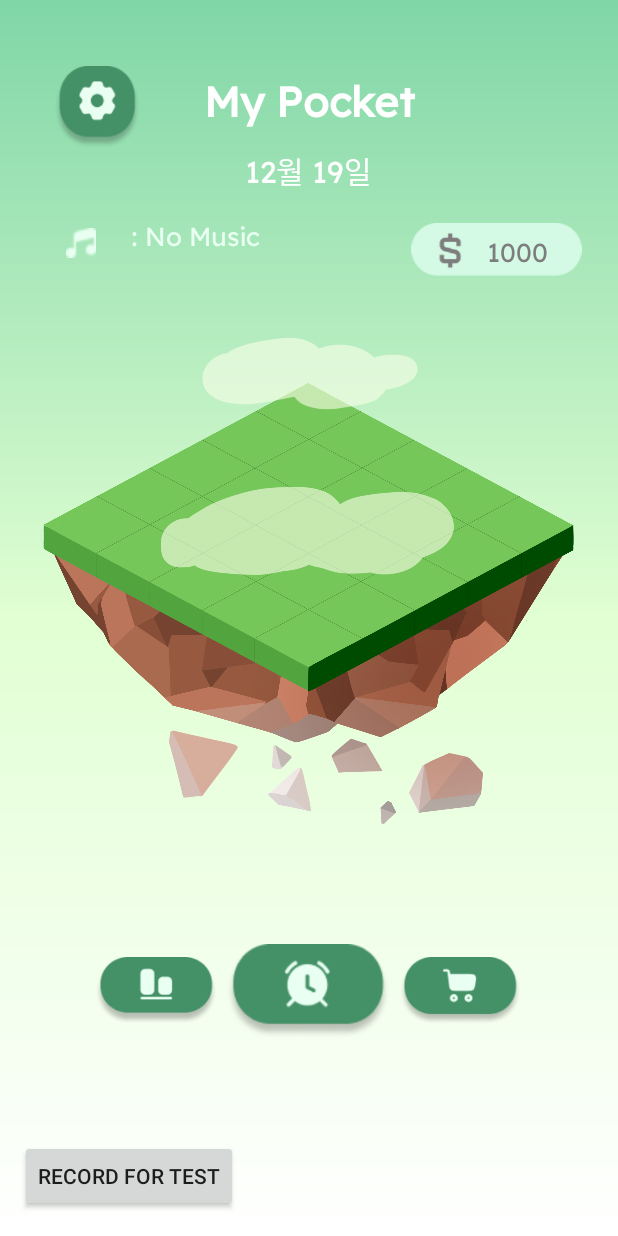
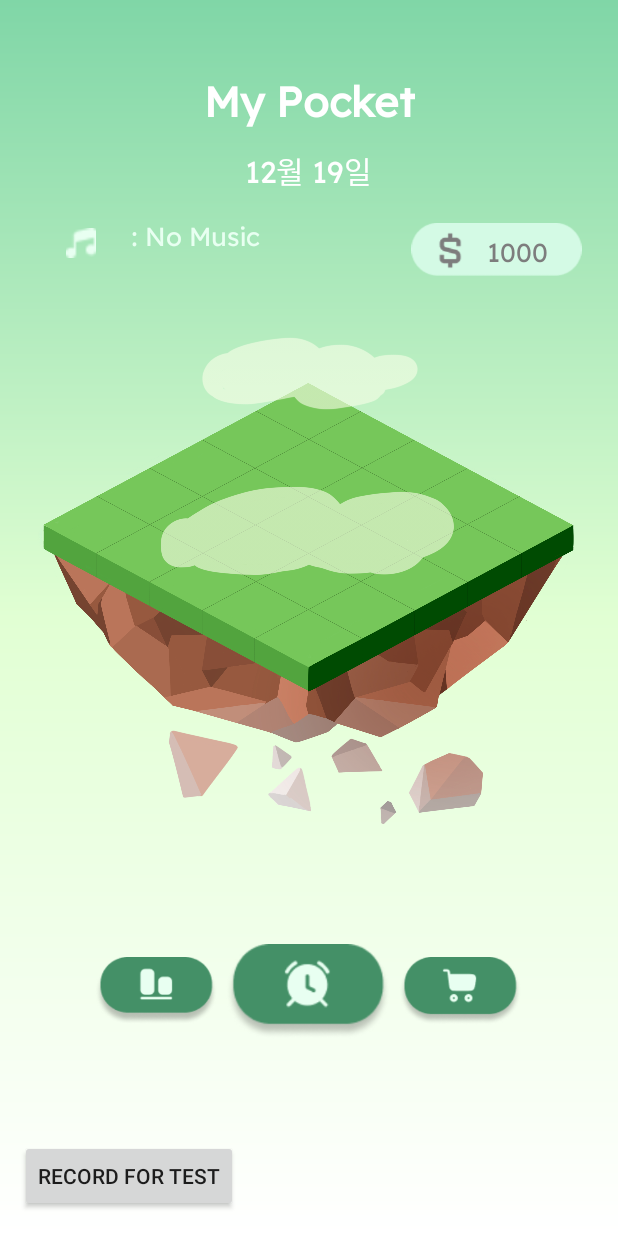
Before and after one commit to suh0/Tree, an Android app: the screen it shows after launch (MainActivity), on a phone screen of 412 x 824 dp. Run offline under Robolectric (Android 15) with nearby library versions, the phone set to English and light mode, and no system bars.

Commit message:
설정버튼 삭제

```diff
--- a/app/src/main/res/layout/activity_main.xml
+++ b/app/src/main/res/layout/activity_main.xml
@@ -23,17 +23,6 @@
         android:textSize="28sp"
         app:layout_constraintEnd_toEndOf="parent"
         app:layout_constraintHorizontal_bias="0.95"
-        app:layout_constraintStart_toStartOf="parent"
-        app:layout_constraintTop_toTopOf="parent" />
-
-    <ImageView
-        android:id="@+id/btn_setting"
-        android:layout_width="58dp"
-        android:layout_height="55dp"
-        android:layout_marginTop="44dp"
-        android:background="@drawable/btn_setting"
-        app:layout_constraintEnd_toEndOf="parent"
-        app:layout_constraintHorizontal_bias="0.101"
         app:layout_constraintStart_toStartOf="parent"
         app:layout_constraintTop_toTopOf="parent" />
 
@@ -460,8 +449,6 @@
         app:layout_constraintEnd_toEndOf="parent"
         app:layout_constraintHorizontal_bias="0.943"
         app:layout_constraintStart_toStartOf="parent"
-        app:layout_constraintTop_toBottomOf="@+id/linearLayout2"
-        app:layout_constraintVertical_bias="1.0"
         app:srcCompat="@drawable/area_money" />
 
     <TextView
@@ -548,16 +535,5 @@
         app:layout_constraintBottom_toTopOf="@+id/img_board"
         app:layout_constraintStart_toStartOf="parent" />
 
-    <LinearLayout
-        android:id="@+id/linearLayout2"
-        android:layout_width="138dp"
-        android:layout_height="25dp"
-        tools:layout_editor_absoluteX="269dp"
-        tools:layout_editor_absoluteY="101dp"
-        android:orientation="horizontal"
-        tools:ignore="MissingConstraints">
-
-    </LinearLayout>
-
 
 </androidx.constraintlayout.widget.ConstraintLayout>
```
